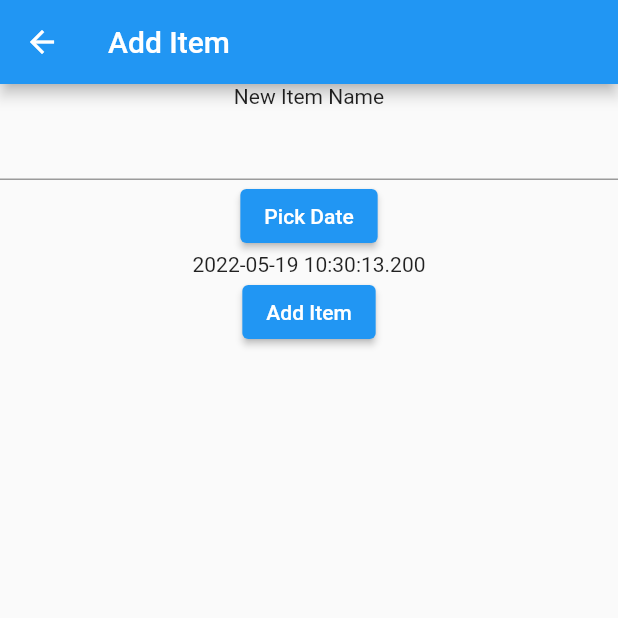
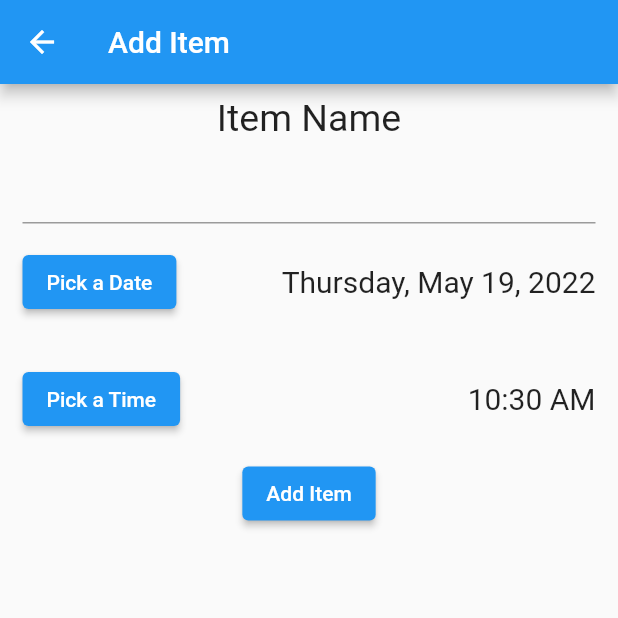
Before and after one commit to sergioncp/myfridgeApp, a Flutter app: the AddNewItem screen opened directly with empty values, on a phone screen of 412 x 824 dp, the top half of it. Run offline on Flutter 3.47's test engine with Material 2 defaults, Android fonts, the phone set to English and light mode, and no system bars; our stand-ins replace flutter_speed_dial; missing offline and left inert: flutter_barcode_scanner, lit_relative_date_time, localstore.

Commit message:
main calendar now shows relative dates, user can now pick a expiry time

```diff
--- a/lib/new_item.dart
+++ b/lib/new_item.dart
@@ -1,4 +1,5 @@
 import 'package:flutter/material.dart';
+import 'package:intl/intl.dart';
 
 class AddNewItem extends StatefulWidget {
   const AddNewItem({Key? key}) : super(key: key);
@@ -11,8 +12,13 @@ class AddNewItem extends StatefulWidget {
 class _AddNewItemState extends State<AddNewItem> {
   @override
 
+  final f = new DateFormat('yyyy-MM-dd');
+
   DateTime datePicked = DateTime.now();
+  TimeOfDay selectedTime = TimeOfDay.now();
+
   TextEditingController itemNameController = TextEditingController();
+
 
   Future<void> _selectDate(BuildContext context) async {
     final DateTime? picked = await showDatePicker(
@@ -31,19 +37,65 @@ class _AddNewItemState extends State<AddNewItem> {
     }
   }
 
+  _selectTime(BuildContext context) async {
+    final TimeOfDay? timeOfDay = await showTimePicker(
+      context: context,
+      initialTime: selectedTime,
+      initialEntryMode: TimePickerEntryMode.dial,
+    );
+    if(timeOfDay != null && timeOfDay != selectedTime)
+    {
+      setState(() {
+        selectedTime = timeOfDay;
+        datePicked = DateTime(datePicked.year, datePicked.month, datePicked.day, timeOfDay.hour, timeOfDay.minute);
+        print(datePicked);
+
+      });
+    }
+  }
+
+
   Widget build(BuildContext context) {
     final arg = ModalRoute.of(context)!.settings.arguments as Function;
+
+
+    final localizations = MaterialLocalizations.of(context);
+    final formattedTimeOfDay = localizations.formatTimeOfDay(selectedTime);
 
 
     return Scaffold(
       appBar: AppBar(title: new Text("Add Item"),),
       body:Column(
         children: [
-          Text("New Item Name"),
-          TextField(controller: itemNameController,),
+          Padding(
+            padding: const EdgeInsets.all(8.0),
+            child: Text("Item Name", style: TextStyle(fontSize: 25),),
+          ),
+          Padding(
+            padding: const EdgeInsets.symmetric(horizontal: 15),
+            child: TextField(controller: itemNameController,),
+          ),
           //Text('Pick Item Date'),
-          ElevatedButton(onPressed: ()=>{ _selectDate(context)} , child: Text("Pick Date")),
-          Text(datePicked.toString()),
+          Padding(
+            padding: const EdgeInsets.all(15.0),
+            child: Row(
+              mainAxisAlignment: MainAxisAlignment.spaceBetween,
+              children: [
+                ElevatedButton(onPressed: ()=>{ _selectDate(context)} , child: Text("Pick a Date")),
+                Text(DateFormat.yMMMMEEEEd().format(datePicked), style: TextStyle(fontSize: 20),),
+              ],
+            ),
+          ),
+          Padding(
+            padding: const EdgeInsets.all(15.0),
+            child: Row(
+              mainAxisAlignment: MainAxisAlignment.spaceBetween,
+              children: [
+                ElevatedButton(onPressed: ()=>{ _selectTime(context)} , child: Text("Pick a Time")),
+                Text(formattedTimeOfDay, style: TextStyle(fontSize: 20),),
+              ],
+            ),
+          ),
           ElevatedButton(onPressed: (){ arg(datePicked, itemNameController.text); Navigator.pop(context);}, child: Text("Add Item"))
         ],
       ),
--- a/pubspec.yaml
+++ b/pubspec.yaml
@@ -39,6 +39,8 @@ dependencies:
   calendar_timeline: ^1.0.4
   flutter_barcode_scanner: ^2.0.0
   localstore: ^1.2.3
+  lit_relative_date_time: ^1.2.0
+  intl: ^0.17.0
 
 dev_dependencies:
   flutter_test:
```
Also changed, not shown: lib/groceryList.dart (+27 -5 lines), lib/item.dart (+27 -5 lines), lib/main.dart (+10 -9 lines), pubspec.lock.
